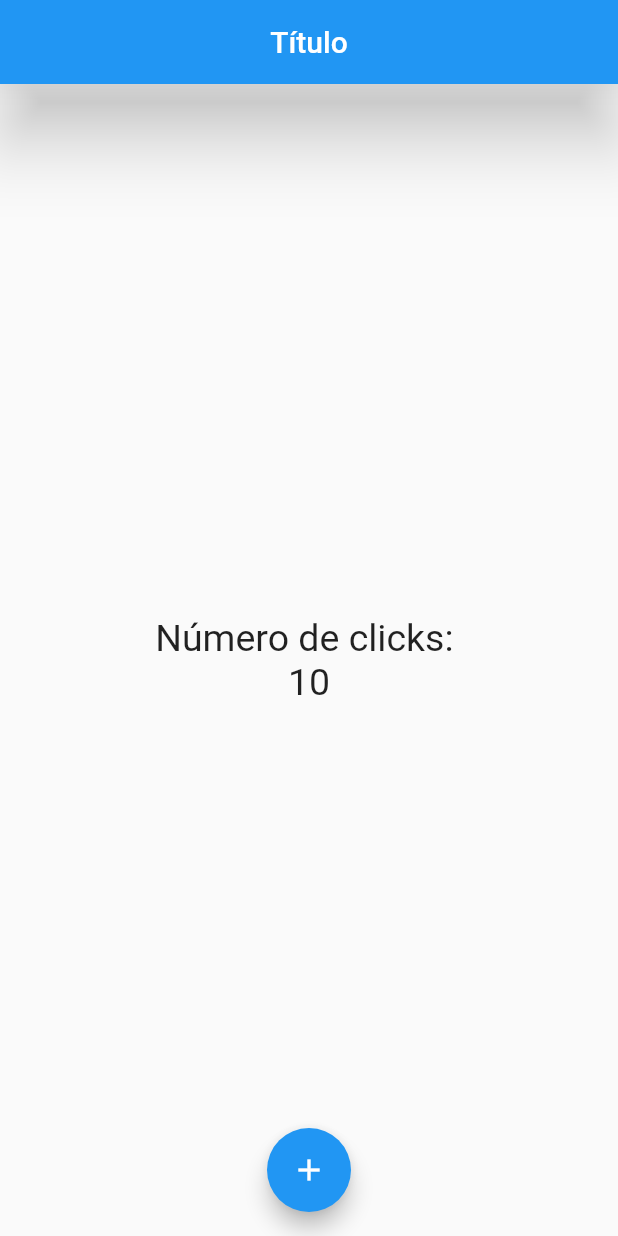
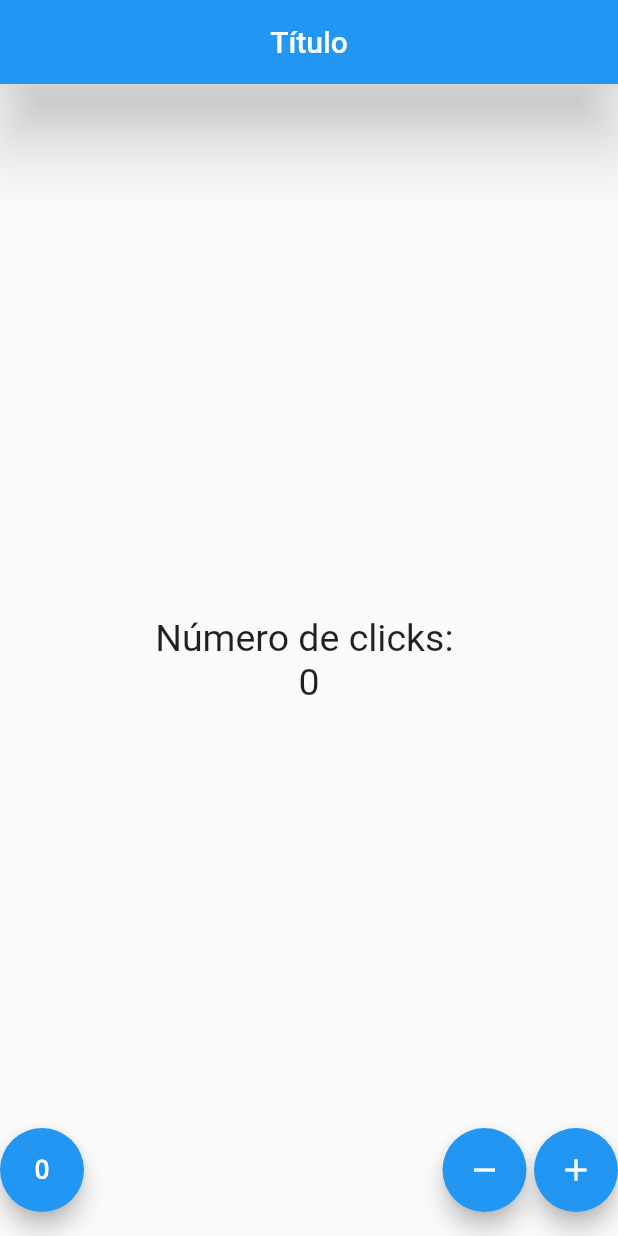
Before and after one commit to Adel-Cabrera/Flutter-Ex-Admob, a Flutter app: the screen it shows after launch, on a phone screen of 412 x 824 dp. Run offline on Flutter 3.47's test engine with Material 2 defaults, Android fonts, the phone set to English and light mode, and no system bars.

```diff
--- a/flutter_app_1/lib/src/pages/contador_page.dart
+++ b/flutter_app_1/lib/src/pages/contador_page.dart
@@ -8,7 +8,7 @@ class ContadorPage extends StatefulWidget {
 class _ContadorPageState extends State<ContadorPage> {
   final _estiloTexto = new TextStyle(fontSize: 25.0);
 
-  int _conteo = 10;
+  int _conteo = 0;
 
   @override
   Widget build(BuildContext context) {
@@ -32,19 +32,60 @@ class _ContadorPageState extends State<ContadorPage> {
           ],
         ),
       ),
-      floatingActionButton: FloatingActionButton(
-        onPressed: () {
-          print('$_conteo');
-
-          setState(() {
-            _conteo++;
-          });
-        },
-        child: Icon(
-          Icons.add,
-        ),
-      ),
+      floatingActionButton: _crearBotones(),
       floatingActionButtonLocation: FloatingActionButtonLocation.centerFloat,
     );
   }
+
+  Widget _crearBotones() {
+    return Row(
+      mainAxisAlignment: MainAxisAlignment.end,
+      children: <Widget>[
+        FloatingActionButton(
+          onPressed: _reset,
+          child: Icon(
+            Icons.exposure_zero,
+          ),
+        ),
+        Expanded(
+          child: SizedBox(
+            width: 5.0,
+          ),
+        ),
+        FloatingActionButton(
+          onPressed: _sustraer,
+          child: Icon(
+            Icons.remove,
+          ),
+        ),
+        SizedBox(
+          width: 5.0,
+        ),
+        FloatingActionButton(
+          onPressed: _agregar,
+          child: Icon(
+            Icons.add,
+          ),
+        ),
+      ],
+    );
+  }
+
+  void _agregar() {
+    setState(() {
+      _conteo++;
+    });
+  }
+
+  void _sustraer() {
+    setState(() {
+      _conteo--;
+    });
+  }
+
+  void _reset() {
+    setState(() {
+      _conteo = 0;
+    });
+  }
 }
```
